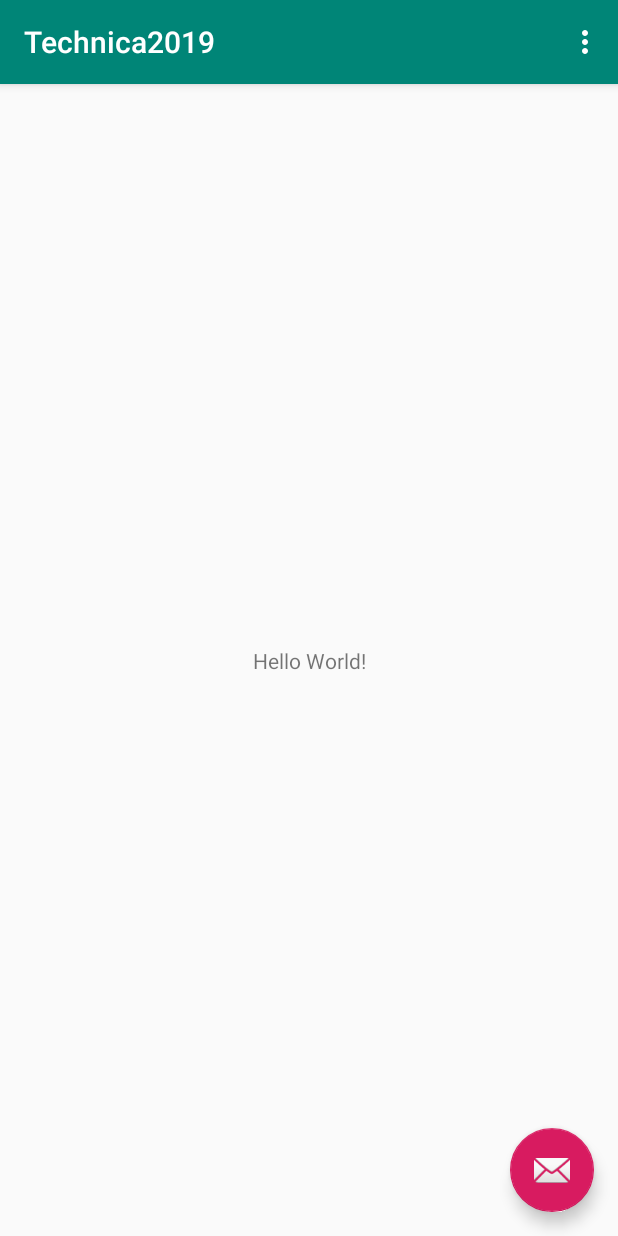
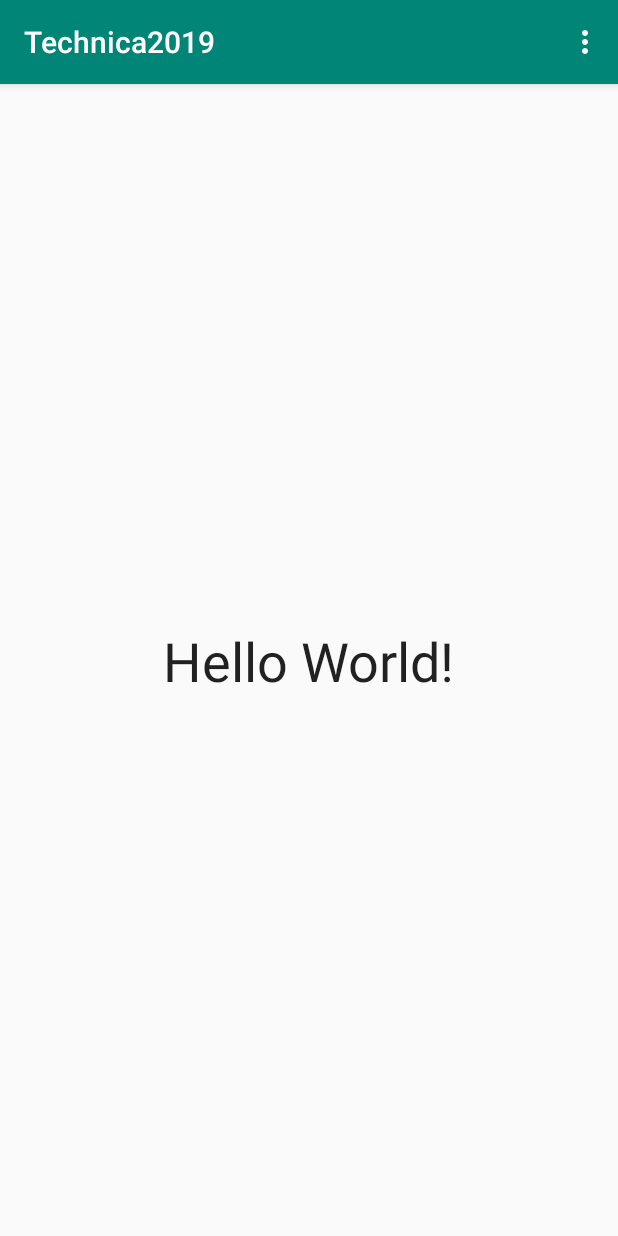
Before and after one commit to Chelsea-Pierre/Technica2019, an Android app: the screen it shows after launch (MainActivity), on a phone screen of 412 x 824 dp. Run offline under Robolectric (Android 15) with nearby library versions, the phone set to English and light mode, and no system bars; 2 statements that could not run were skipped.

Commit message:
New main page file

```diff
--- a/app/src/main/res/layout/activity_main.xml
+++ b/app/src/main/res/layout/activity_main.xml
@@ -22,12 +22,4 @@
 
     <include layout="@layout/content_main" />
 
-    <com.google.android.material.floatingactionbutton.FloatingActionButton
-        android:id="@+id/fab"
-        android:layout_width="wrap_content"
-        android:layout_height="wrap_content"
-        android:layout_gravity="bottom|end"
-        android:layout_margin="@dimen/fab_margin"
-        app:srcCompat="@android:drawable/ic_dialog_email" />
-
 </androidx.coordinatorlayout.widget.CoordinatorLayout>
--- a/app/src/main/res/layout/content_main.xml
+++ b/app/src/main/res/layout/content_main.xml
@@ -12,9 +12,12 @@
         android:layout_width="wrap_content"
         android:layout_height="wrap_content"
         android:text="Hello World!"
+        android:textAppearance="@style/TextAppearance.AppCompat.Large"
+        android:textSize="36sp"
         app:layout_constraintBottom_toBottomOf="parent"
         app:layout_constraintLeft_toLeftOf="parent"
         app:layout_constraintRight_toRightOf="parent"
-        app:layout_constraintTop_toTopOf="parent" />
+        app:layout_constraintTop_toTopOf="parent"
+        tools:text="Welcome to Class Task!" />
 
 </androidx.constraintlayout.widget.ConstraintLayout>
```
